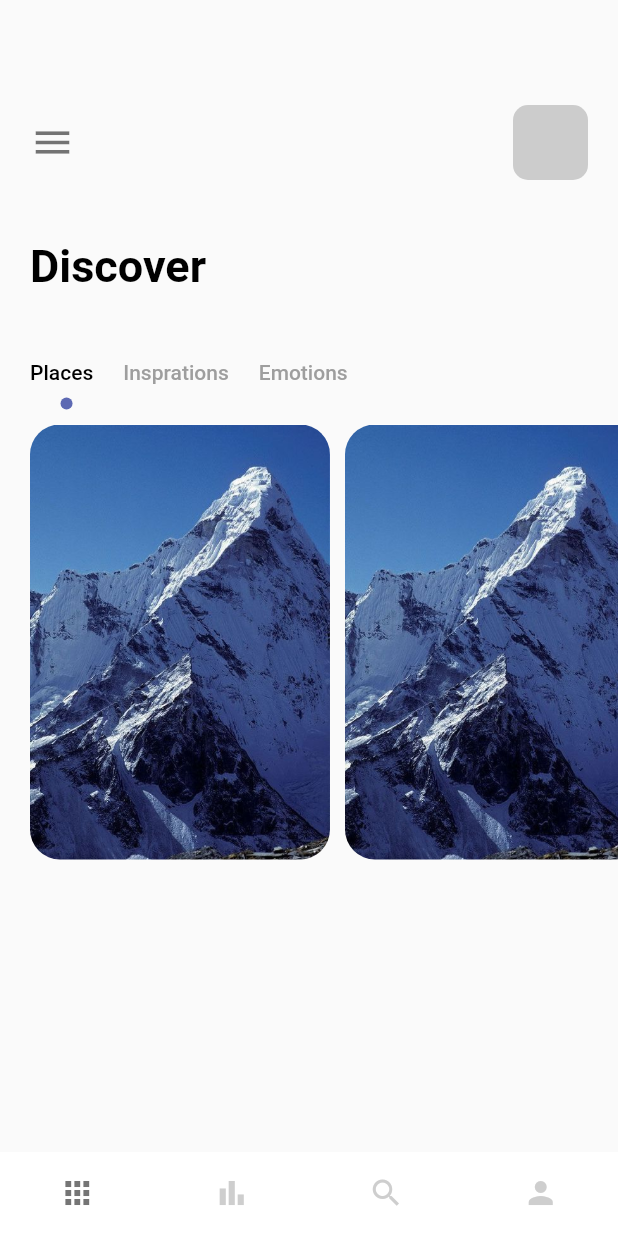
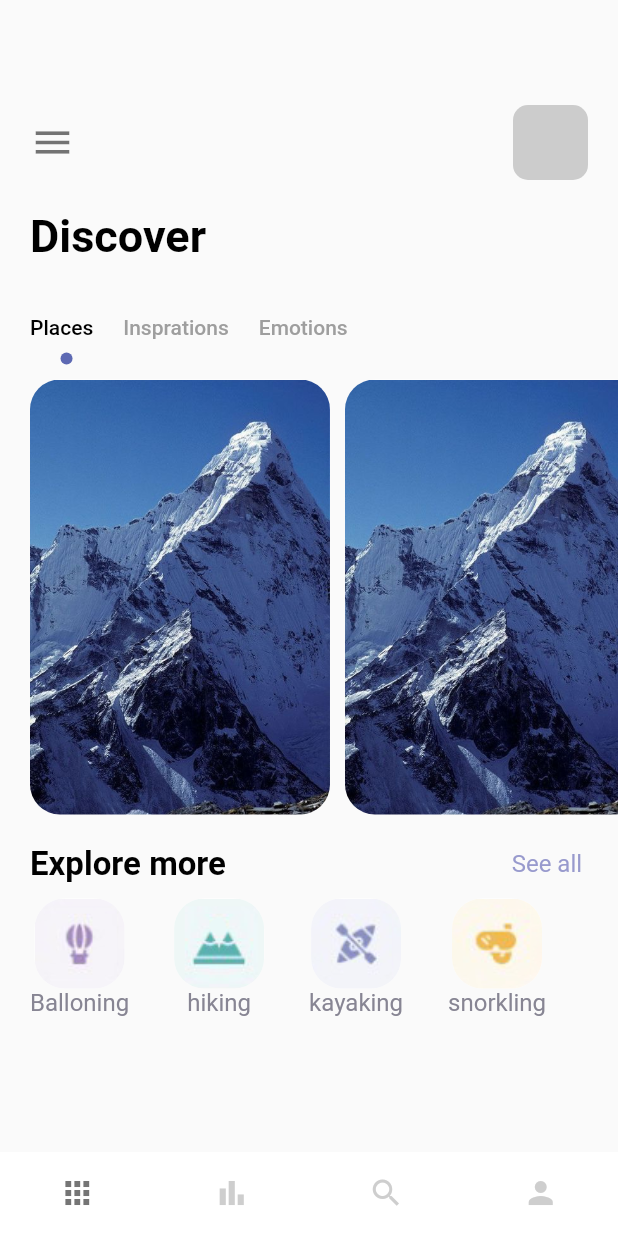
Before and after one commit to srmorteza/travel_app_flutter, a Flutter app: the screen it shows after launch, on a phone screen of 412 x 824 dp. Run offline on Flutter 3.47's test engine with Material 2 defaults, Android fonts, the phone set to English and light mode, and no system bars.

Commit message:
complate the home page 1401-7-30

```diff
--- a/lib/pages/nav_pages/home_page.dart
+++ b/lib/pages/nav_pages/home_page.dart
@@ -2,6 +2,7 @@ import 'package:flutter/cupertino.dart';
 import 'package:flutter/material.dart';
 import 'package:travel/misc/colors.dart';
 import 'package:travel/widgets/app_large_text.dart';
+import 'package:travel/widgets/app_text.dart';
 
 class HomePage extends StatefulWidget {
   const HomePage({Key? key}) : super(key: key);
@@ -11,10 +12,16 @@ class HomePage extends StatefulWidget {
 }
 
 class _HomePageState extends State<HomePage> with TickerProviderStateMixin {
+  var images={
+    "balloning.png" : "Balloning" ,
+    "hiking.png" : "hiking" ,
+    "kayaking.png" : "kayaking" ,
+    "snorkling.png" : "snorkling" ,
 
+  };
   @override
   Widget build(BuildContext context) {
-    TabController _tabController =TabController(length: 3, vsync: this);
+    TabController _tabController = TabController(length: 3, vsync: this);
     return Scaffold(
       body: Column(
         crossAxisAlignment: CrossAxisAlignment.start,
@@ -41,12 +48,12 @@ class _HomePageState extends State<HomePage> with TickerProviderStateMixin {
               ],
             ),
           ),
-          SizedBox(height: 40),
+          SizedBox(height: 20),
           Container(
             margin: const EdgeInsets.only(left: 20),
             child: AppLargeText(text: "Discover"),
-           ),
-          SizedBox(height: 30),
+          ),
+          SizedBox(height: 20),
           // tabbar view
           Container(
             child: Align(
@@ -56,13 +63,16 @@ class _HomePageState extends State<HomePage> with TickerProviderStateMixin {
                 unselectedLabelColor: Colors.grey,
                 controller: _tabController,
                 isScrollable: true,
-                labelPadding:const EdgeInsets.only(left: 20,right: 0),
+                labelPadding: const EdgeInsets.only(left: 20, right: 0),
                 indicatorSize: TabBarIndicatorSize.label,
-                indicator: CirculeTabIndicator(color: AppColors.mainColor , radius: 4) ,
+                indicator:
+                    CirculeTabIndicator(color: AppColors.mainColor, radius: 4),
                 tabs: [
                   Tab(text: "Places"),
                   Tab(text: "Insprations"),
-                  Tab(text: "Emotions",),
+                  Tab(
+                    text: "Emotions",
+                  ),
                 ],
               ),
             ),
@@ -75,66 +85,112 @@ class _HomePageState extends State<HomePage> with TickerProviderStateMixin {
               controller: _tabController,
               children: [
                 ListView.builder(
-                  itemCount:3,
+                  itemCount: 3,
                   scrollDirection: Axis.horizontal,
                   itemBuilder: (BuildContext context, int index) {
                     return Container(
-                      margin: const EdgeInsets.only(right: 10,top: 10),
+                      margin: const EdgeInsets.only(right: 10, top: 10),
                       width: 200,
                       height: 300,
                       decoration: BoxDecoration(
                           borderRadius: BorderRadius.circular(20),
-                          color: Colors.white ,
+                          color: Colors.white,
                           image: DecorationImage(
-                              image: AssetImage(
-                                  "img/mountain.jpeg"
-                              ),
-                              fit: BoxFit.cover
-                          )
-                      ),
+                              image: AssetImage("img/mountain.jpeg"),
+                              fit: BoxFit.cover)),
                     );
                   },
-
                 ),
                 Text("there"),
                 Text("bye"),
               ],
             ),
           ),
+          SizedBox(height: 20),
+          Container(
+            margin: const EdgeInsets.only(left: 20, right: 20),
+            child: Row(
+              mainAxisAlignment: MainAxisAlignment.spaceBetween,
+              children: [
+                AppLargeText(
+                  text: "Explore more",
+                  size: 22,
+                ),
+                AppText(
+                  text: "See all ",
+                  color: AppColors.textColor1,
+                )
+              ],
+            ),
+          ),
+          SizedBox(height: 10),
+          Container(
+            width: double.maxFinite,
+            height: 80,
+            margin: const EdgeInsets.only(left: 20),
+            child: ListView.builder(
+              scrollDirection: Axis.horizontal,
+                itemCount: 4,
+                itemBuilder: (_, index) {
+                  return Container(
+                    margin: const EdgeInsets.only(right: 30),
+                    child: Column(
+                      children: [
+                        Container(
+                        //  margin: const EdgeInsets.only(right: 50),
+                          width: 60 ,
+                          height: 60,
+                          decoration: BoxDecoration(
+                              borderRadius: BorderRadius.circular(20),
+                              color: Colors.white,
+                              image: DecorationImage(
+                                  image: AssetImage("img/"+images.keys.elementAt(index)),
+                                  fit: BoxFit.cover)),
+                        ),
+                        Container(
+                          child: AppText(text: images.values.elementAt(index), color: AppColors.textColor2,),
+                        ),
+                      ],
+                    ),
+                  );
+                }),
+          )
         ],
       ),
     );
   }
 }
 
+class CirculeTabIndicator extends Decoration {
+  final Color color;
 
+  double radius;
 
-class CirculeTabIndicator extends Decoration{
-  final Color color ;
-  double radius ;
-  CirculeTabIndicator({required this .color , required this.radius});
+  CirculeTabIndicator({required this.color, required this.radius});
 
   @override
   BoxPainter createBoxPainter([VoidCallback? onChanged]) {
     // TODO: implement createBoxPainter
-   return _CirculePainter(color:color , radius:radius) ;
+    return _CirculePainter(color: color, radius: radius);
   }
-
 }
 
-class _CirculePainter extends BoxPainter{
-  final Color color ;
-  double radius ;
-  _CirculePainter({required this .color , required this.radius});
+class _CirculePainter extends BoxPainter {
+  final Color color;
+
+  double radius;
+
+  _CirculePainter({required this.color, required this.radius});
 
   @override
   void paint(Canvas canvas, Offset offset, ImageConfiguration configuration) {
-    Paint _paint=Paint();
-    _paint.color=color ;
-    _paint.isAntiAlias=true ;
-    final Offset circuleOffset= Offset(configuration.size!.width/1.6-radius/2 , configuration.size!.height-radius);
+    Paint _paint = Paint();
+    _paint.color = color;
+    _paint.isAntiAlias = true;
+    final Offset circuleOffset = Offset(
+        configuration.size!.width / 1.6 - radius / 2,
+        configuration.size!.height - radius);
 
-    canvas.drawCircle(offset+circuleOffset, radius, _paint) ;
+    canvas.drawCircle(offset + circuleOffset, radius, _paint);
   }
-
 }
```
